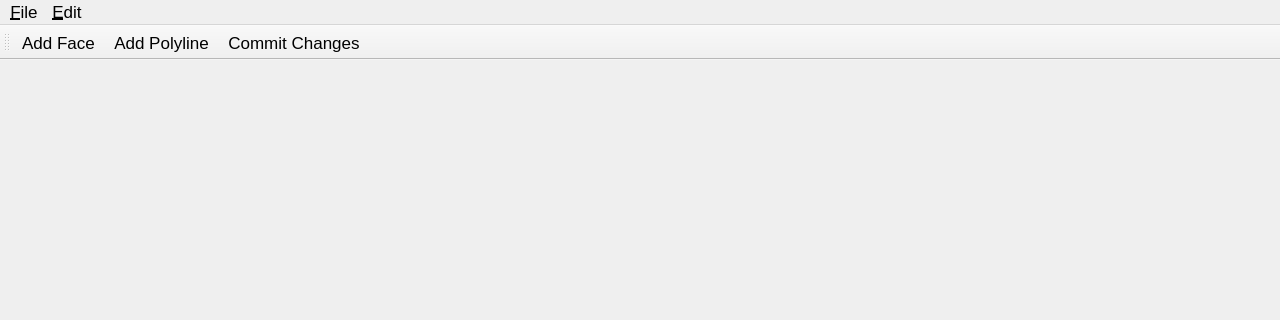
Qt form Application/QtFrontend/MainWindow.ui (tobyc11/Nome3) before a commit; both pictures show x 0 to 1280 and y 0 to 320 of the 1280 by 720 pixel window.
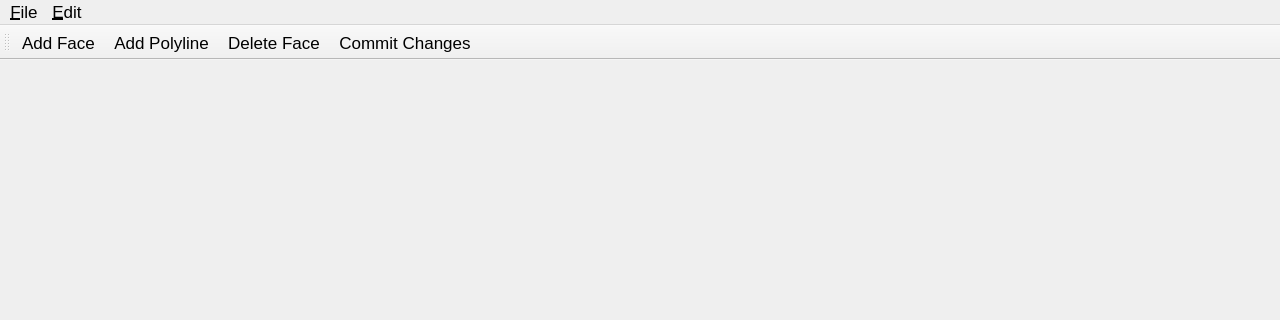
The same form after that commit.

Commit message: Testing Appveyor temp fix. Please ignore the Delete Face button added

The edit to the form file:
```diff
--- a/Application/QtFrontend/MainWindow.ui
+++ b/Application/QtFrontend/MainWindow.ui
@@ -95,6 +95,7 @@
    </attribute>
    <addaction name="actionAddFace"/>
    <addaction name="actionAddPolyline"/>
+   <addaction name="actionDeleteFace"/>
     <!--<addaction name="actionResetTempMesh"/>
    <addaction name="separator"/>-->
    <addaction name="actionCommitChanges"/>
@@ -176,6 +177,11 @@
       <string>Add Polyline</string>
     </property>
   </action>
+  <action name="actionDeleteFace">
+    <property name="text">
+      <string>Delete Face</string>
+    </property>
+  </action>
 <!--  <action name="actionResetTempMesh">
    <property name="text">
     <string>Reset Temp Mesh</string>
```
Left out of the diff: 1 changed line with no effect on the pictures. Lines whose indentation alone changed are shown as unchanged. The commit also changes 5 other files.
